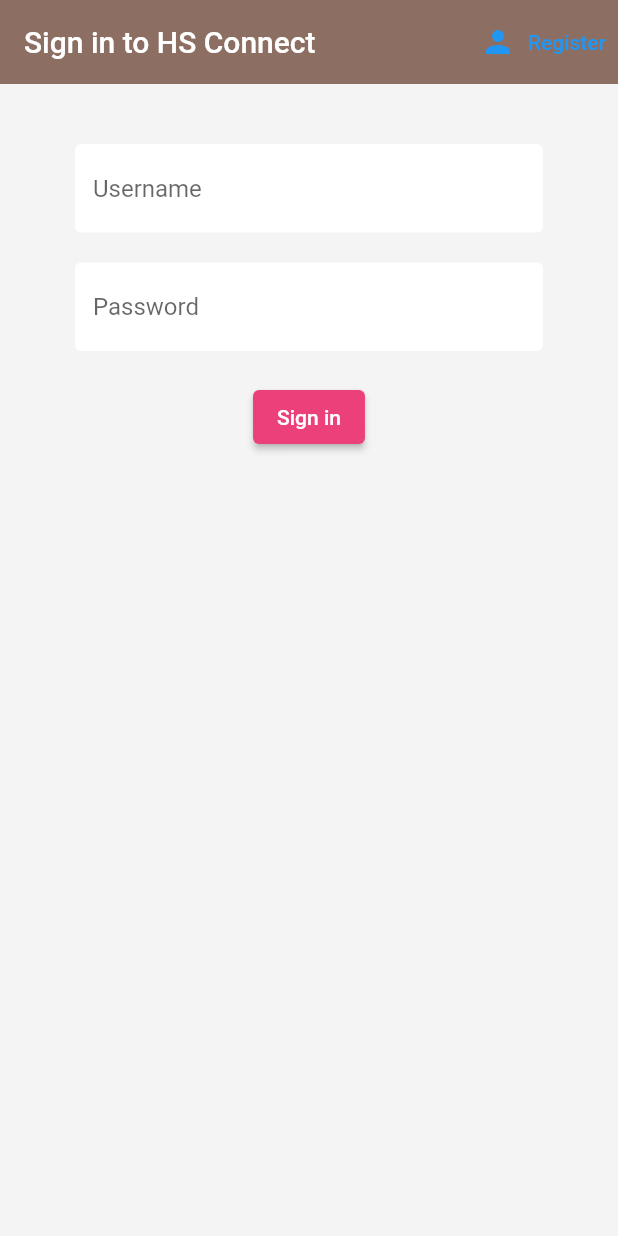
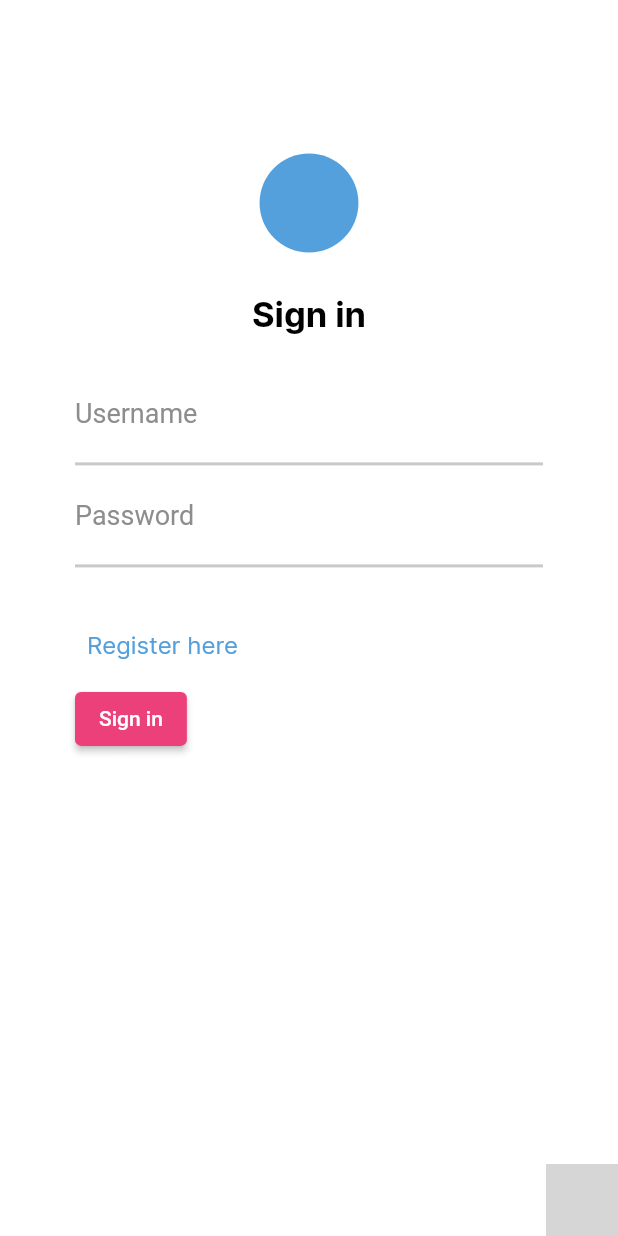
Before and after one commit to Ian2x/hs_connect, a Flutter app: the screen it shows after launch, on a phone screen of 412 x 824 dp. Run offline on Flutter 3.47's test engine with Material 2 defaults, Android fonts, the phone set to English and light mode, and no system bars; our stand-ins replace bubble, cloud_firestore, firebase_auth, firebase_core, firebase_storage, flutter_spinkit and 3 more; accounts and stored records are empty; grey boxes are pictures that could not be loaded.

Commit message:
1/20 SigninDraft

```diff
--- a/lib/screens/authenticate/signIn.dart
+++ b/lib/screens/authenticate/signIn.dart
@@ -4,6 +4,8 @@ import 'package:hs_connect/services/auth.dart';
 import 'package:hs_connect/shared/constants.dart';
 import 'package:hs_connect/shared/inputDecorations.dart';
 import 'package:hs_connect/shared/widgets/loading.dart';
+
+import 'authBar.dart';
 
 class SignIn extends StatefulWidget {
   final Function toggleView;
@@ -24,33 +26,71 @@ class _SignInState extends State<SignIn> {
   String password = '';
   String error = '';
 
+
+
+
+
+
   @override
   Widget build(BuildContext context) {
+
+    double unit = MediaQuery.of(context).size.height/10;
+
     return loading
         ? Scaffold(backgroundColor: ThemeColor.backgroundGrey, body: Loading())
         : Scaffold(
-            backgroundColor: ThemeColor.backgroundGrey,
-            appBar: AppBar(
-              backgroundColor: Colors.brown[400],
-              elevation: 0.0,
-              title: Text('Sign in to HS Connect'),
-              actions: <Widget>[
-                TextButton.icon(
-                    icon: Icon(Icons.person),
-                    label: Text('Register'),
-                    onPressed: () {
-                      widget.toggleView();
-                    })
-              ],
+            backgroundColor: ThemeColor.white,
+            body: Stack(
+              children: [
+                Positioned(
+                  bottom:0,
+                  right:0,
+                  child: authBar(buttonText: "Sign in"),
                 ),
-            body: Container(
+                Container(
                   padding: EdgeInsets.symmetric(vertical: 20.0, horizontal: 50.0),
                   child: Form(
                     key: _formKey,
-                child: Column(children: <Widget>[
-                  SizedBox(height: 20.0),
+                    child: Column(
+                      crossAxisAlignment: CrossAxisAlignment.start,
+                      children: <Widget>[
+                      SizedBox(height: unit),
+                      Center(
+                        child:
+                        Column(
+                          children: [
+                            Container(
+                              height: unit*.8,
+                              width: unit * .8,
+                              decoration: new BoxDecoration(
+                                color: ThemeColor.secondaryBlue,
+                                shape: BoxShape.circle,
+                              ),
+                            ),
+                            SizedBox(height: unit/3),
+                            Text("Sign in", style: ThemeText.inter(fontSize: 23,
+                              fontWeight: FontWeight.w700,
+                              color: ThemeColor.black,
+                            )),
+                            SizedBox(height: unit/3),
+                          ],
+                        )
+                      ),
                         TextFormField(
-                      decoration: textInputDecoration.copyWith(hintText: 'Username'),
+                          style: TextStyle(
+                            color: ThemeColor.mediumGrey,
+                            fontSize: 18,
+                            //fontWeight: ,
+                          ),
+                          maxLines: null,
+                          decoration: InputDecoration(
+                              hintStyle: TextStyle(
+                                color: ThemeColor.mediumGrey,
+                                fontSize: 18,
+                                //fontWeight: ,
+                              ),
+                              border: InputBorder.none,
+                              hintText: "Username"),
                             validator: (val) {
                               if (val == null) return 'Error: null value';
                               if (val.isEmpty)
@@ -62,10 +102,23 @@ class _SignInState extends State<SignIn> {
                               if (mounted) {
                                 setState(() => username = val);
                               }
-                      }),
-                  SizedBox(height: 20.0),
+                          }
+                      ),
+                      Divider(height:20, thickness: 2, color: ThemeColor.lightMediumGrey),
                         TextFormField(
-                      decoration: textInputDecoration.copyWith(hintText: 'Password'),
+                            style: TextStyle(
+                              color: ThemeColor.mediumGrey,
+                              fontSize: 18,
+                              //fontWeight: ,
+                            ),
+                            decoration: InputDecoration(
+                                hintStyle: TextStyle(
+                                  color: ThemeColor.mediumGrey,
+                                  fontSize: 18,
+                                  //fontWeight: ,
+                                ),
+                                border: InputBorder.none,
+                                hintText: "Password"),
                             obscureText: true,
                             validator: (val) {
                               if (val == null) return 'Error: null value';
@@ -79,7 +132,19 @@ class _SignInState extends State<SignIn> {
                                 setState(() => password = val);
                               }
                             }),
+
+                      Divider(height:20, thickness: 2, color: ThemeColor.lightMediumGrey),
                       SizedBox(height: 20.0),
+                      Align(
+                        alignment: Alignment.bottomLeft,
+                        child:
+                          TextButton(
+                              child: Text('Register here',
+                                  style: ThemeText.regularSmall(fontSize: 16, color: ThemeColor.secondaryBlue)),
+                              onPressed: () {
+                              widget.toggleView();
+                          }),
+                      ),
                       ElevatedButton(
                           style: ElevatedButton.styleFrom(
                             primary: Colors.pink[400],
@@ -109,6 +174,8 @@ class _SignInState extends State<SignIn> {
                     ]),
                   ),
                 ),
+              ],
+            ),
           );
   }
 }
--- a/lib/shared/constants.dart
+++ b/lib/shared/constants.dart
@@ -101,7 +101,7 @@ class ThemeColor extends Color {
 
   static Color hintTextGrey = HexColor("C8CED2");
 
-  static Color secondaryBlue = HexColor("54A0DC");
+  static Color secondaryBlue = HexColor("54a0dc");
 
 
   static Color lightGrey = HexColor("F4F4F4");
```
Lines whose indentation alone changed are shown as unchanged.
